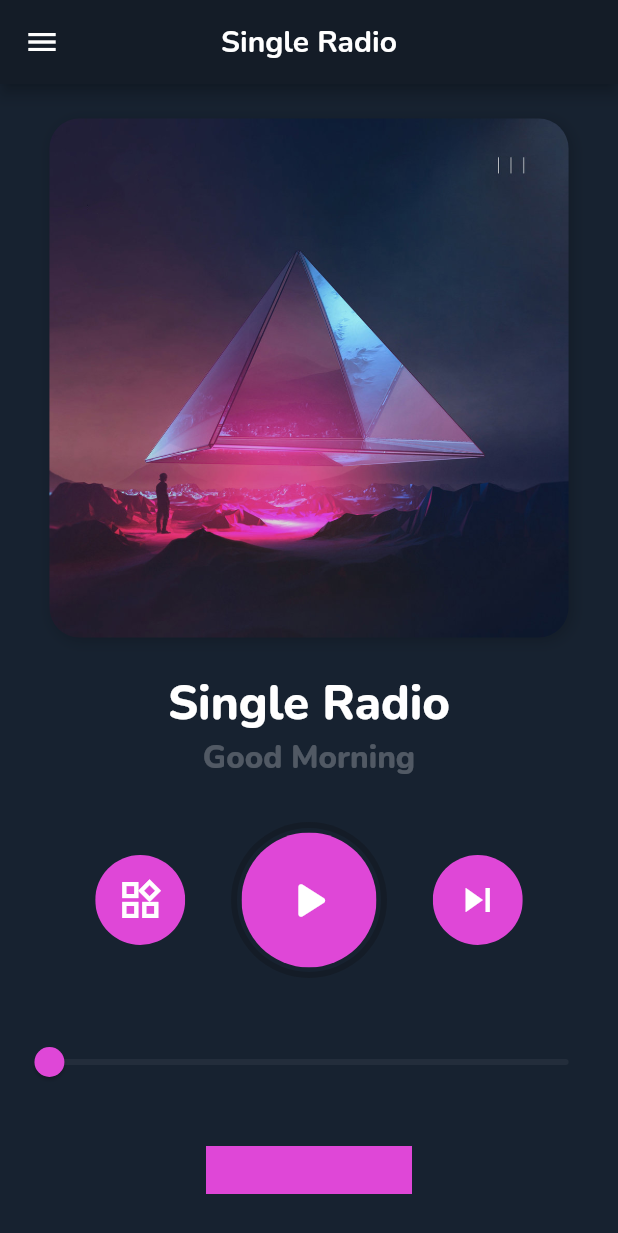
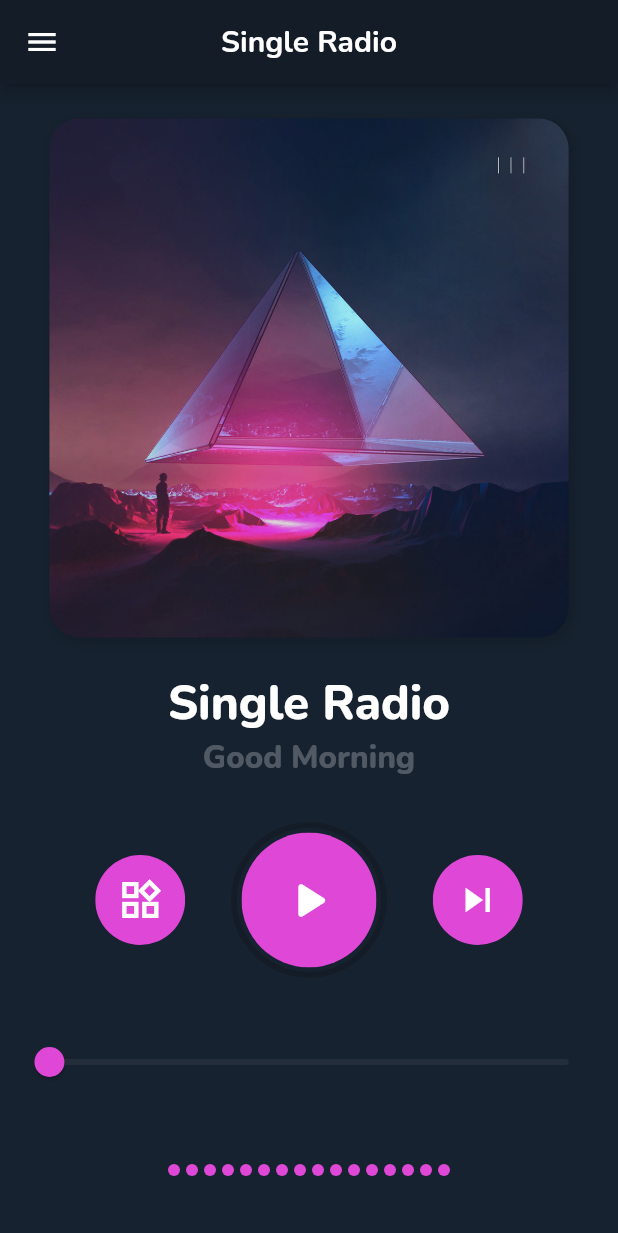
Before and after one commit to mobtophop/online-player-preset-customization, a Flutter app: the screen it shows after launch, on a phone screen of 412 x 824 dp. Shown: the top 1233 px of the screen. Run offline on Flutter 3.47's test engine with Material 2 defaults, Android fonts, the phone set to English and light mode, and no system bars; drawn by our look-alikes of text_scroll; our stand-ins replace audio_service, audioplayers, flutter_markdown, flutter_svg, in_app_review, share_plus and 1 more; missing offline and left inert: back_button_behavior, volume_regulator; network calls fail.

Commit message:
added sound waves visualizer

```diff
--- a/lib/screens/player/player_view.dart
+++ b/lib/screens/player/player_view.dart
@@ -4,8 +4,10 @@
  *  Created by Ilya Chirkunov <xc@yar.net> on 14.11.2020.
  */
 
+import 'dart:async';
 import 'dart:math';
 
+import 'package:audioplayers/audioplayers.dart';
 import 'package:flutter/material.dart';
 import 'package:provider/provider.dart';
 import 'package:single_radio/widgets/round_button.dart';
@@ -28,6 +30,24 @@ class _PlayerViewState extends State<PlayerView> {
   late final viewModel = Provider.of<PlayerViewModel>(context, listen: true);
 
   double get padding => MediaQuery.of(context).size.width * 0.08;
+
+  final _Visualiser _visualiser = _Visualiser(
+    waveWidth: 8.0,
+    numberOfWaves: 16,
+  );
+
+  @override
+  void initState() {
+    super.initState();
+
+    WidgetsBinding.instance.addPostFrameCallback(
+      (_) => viewModel.playerStateStream.listen(
+        (state) {
+          _visualiser.startStopController.add(state == PlayerState.playing);
+        },
+      ),
+    );
+  }
 
   @override
   Widget build(BuildContext context) {
@@ -106,18 +126,84 @@ class _PlayerViewState extends State<PlayerView> {
           Expanded(
             flex: 1,
             child: Center(
-              child: Container(
-                decoration: const BoxDecoration(
-                  color: AppTheme.accentColor,
-                ),
-                clipBehavior: Clip.hardEdge,
-                width: MediaQuery.of(context).size.width / 3,
-                height: 32.0,
-              ),
+              child: _visualiser,
             ),
           ),
           const SizedBox(height: 8.0),
         ],
+      ),
+    );
+  }
+}
+
+class _Visualiser extends StatefulWidget {
+  _Visualiser({
+    this.waveWidth = 8.0,
+    this.numberOfWaves = 10,
+  });
+
+  final double waveWidth;
+  final int numberOfWaves;
+
+  final StreamController<bool> startStopController = StreamController();
+
+  @override
+  State<_Visualiser> createState() => _VisualiserState();
+}
+
+class _VisualiserState extends State<_Visualiser> {
+  double get waveHeight =>
+      !isPlaying ? 0.0 : (Random().nextInt(99) + 1) / 100.0;
+
+  bool isPlaying = false;
+
+  late Timer timer;
+
+  @override
+  void initState() {
+    super.initState();
+    widget.startStopController.stream.listen((play) {
+      isPlaying = play;
+
+      if (isPlaying) {
+        setUpTimer();
+      } else {
+        timer.cancel();
+      }
+    });
+    setUpTimer();
+  }
+
+  void setUpTimer() {
+    timer = Timer.periodic(
+      const Duration(milliseconds: 150),
+      (_) => setState(() {}),
+    );
+    timer.tick;
+  }
+
+  @override
+  Widget build(BuildContext context) {
+    return Row(
+      mainAxisAlignment: MainAxisAlignment.center,
+      crossAxisAlignment: CrossAxisAlignment.center,
+      children: List.generate(
+        widget.numberOfWaves,
+        (_) => _buildSingleWave(waveHeight),
+      ),
+    );
+  }
+
+  Widget _buildSingleWave(double fillPercent) {
+    return Padding(
+      padding: const EdgeInsets.symmetric(horizontal: 2.0),
+      child: Container(
+        width: widget.waveWidth,
+        height: widget.waveWidth + widget.waveWidth * 3 * fillPercent,
+        decoration: BoxDecoration(
+          color: AppTheme.accentColor,
+          borderRadius: BorderRadius.circular(widget.waveWidth / 2),
+        ),
       ),
     );
   }
--- a/lib/screens/player/player_viewmodel.dart
+++ b/lib/screens/player/player_viewmodel.dart
@@ -3,6 +3,8 @@
  *
  *  Created by Ilya Chirkunov <xc@yar.net> on 14.11.2020.
  */
+
+import 'dart:async';
 
 import 'package:audioplayers/audioplayers.dart';
 import 'package:flutter/foundation.dart';
@@ -22,6 +24,9 @@ class PlayerViewModel with ChangeNotifier {
   Uint8List? nextTrackArtwork;
   final MetadataService _metadataService = MetadataService();
   double progress = 0.0;
+
+  Stream<PlayerState> get playerStateStream =>
+      _audioPlayer.onPlayerStateChanged;
 
   bool get isPlaying => _audioPlayer.state == PlayerState.playing;
 
```
